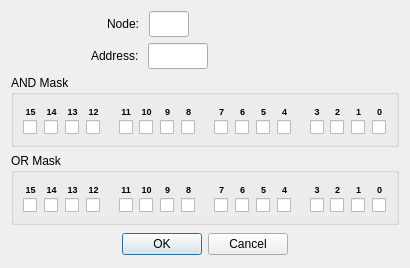
The window that omodscan/dialogs/dialogmaskwriteregiter.ui (sanny32/OpenModScan) describes before a commit, drawn with Qt 5.
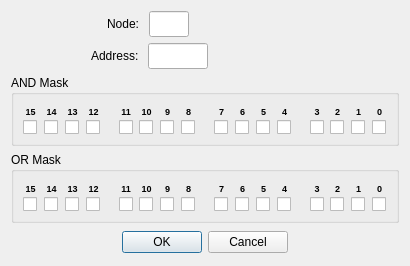
The same window after the commit. Custom widgets are drawn as their Qt base class.

Commit message: Correct ui for breeze style

```diff
--- a/omodscan/dialogs/dialogmaskwriteregiter.ui
+++ b/omodscan/dialogs/dialogmaskwriteregiter.ui
@@ -7,12 +7,15 @@
     <x>0</x>
     <y>0</y>
     <width>410</width>
-    <height>268</height>
+    <height>266</height>
    </rect>
   </property>
   <property name="windowTitle">
    <string>22: Mask Write Register</string>
   </property>
+  <property name="styleSheet">
+   <string notr="true">QCheckBox { spacing: 0px; }</string>
+  </property>
   <layout class="QVBoxLayout" name="verticalLayout">
    <item>
     <layout class="QHBoxLayout" name="horizontalLayout">
```
The commit also changes 4 other files.
